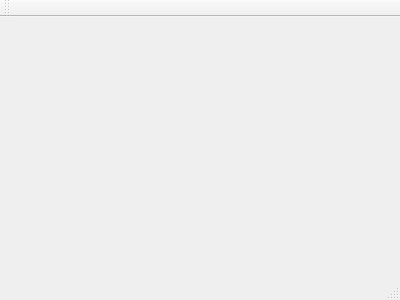
Old version of the form RailroProject/mainwindow.ui in the repository Jisu-Lee/RailroProject.
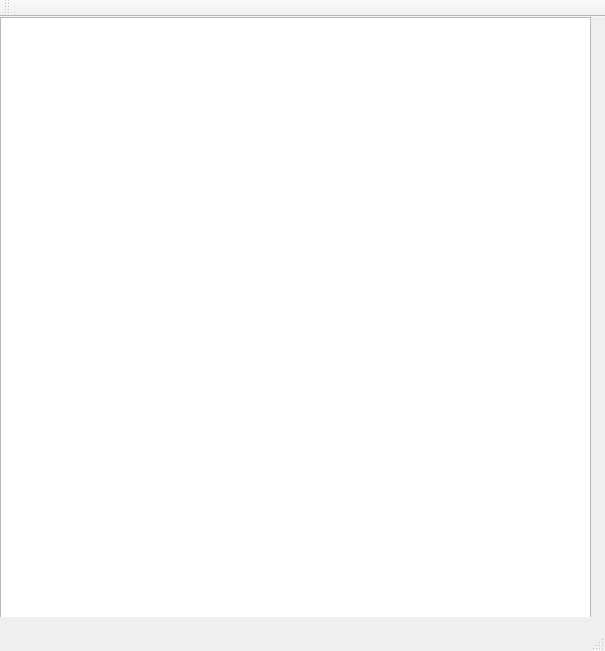
New version of the form.

Commit message: Added map to view

The edit to the form file:
```diff
--- a/RailroProject/mainwindow.ui
+++ b/RailroProject/mainwindow.ui
@@ -1,24 +1,98 @@
 <ui version="4.0">
  <class>MainWindow</class>
- <widget class="QMainWindow" name="MainWindow" >
-  <property name="geometry" >
+ <widget class="QMainWindow" name="MainWindow">
+  <property name="geometry">
    <rect>
     <x>0</x>
     <y>0</y>
-    <width>400</width>
-    <height>300</height>
+    <width>605</width>
+    <height>651</height>
    </rect>
   </property>
-  <property name="windowTitle" >
+  <property name="sizePolicy">
+   <sizepolicy hsizetype="Ignored" vsizetype="Ignored">
+    <horstretch>0</horstretch>
+    <verstretch>0</verstretch>
+   </sizepolicy>
+  </property>
+  <property name="windowTitle">
    <string>MainWindow</string>
   </property>
-  <widget class="QMenuBar" name="menuBar" />
-  <widget class="QToolBar" name="mainToolBar" />
-  <widget class="QWidget" name="centralWidget" />
-  <widget class="QStatusBar" name="statusBar" />
+  <widget class="QWidget" name="centralWidget">
+   <property name="sizePolicy">
+    <sizepolicy hsizetype="Ignored" vsizetype="Ignored">
+     <horstretch>0</horstretch>
+     <verstretch>0</verstretch>
+    </sizepolicy>
+   </property>
+   <property name="maximumSize">
+    <size>
+     <width>600</width>
+     <height>600</height>
+    </size>
+   </property>
+   <widget class="QGraphicsView" name="graphicsView">
+    <property name="geometry">
+     <rect>
+      <x>0</x>
+      <y>0</y>
+      <width>591</width>
+      <height>601</height>
+     </rect>
+    </property>
+    <property name="sizePolicy">
+     <sizepolicy hsizetype="Expanding" vsizetype="Expanding">
+      <horstretch>0</horstretch>
+      <verstretch>0</verstretch>
+     </sizepolicy>
+    </property>
+    <property name="minimumSize">
+     <size>
+      <width>411</width>
+      <height>251</height>
+     </size>
+    </property>
+    <property name="autoFillBackground">
+     <bool>true</bool>
+    </property>
+    <property name="backgroundBrush">
+     <brush brushstyle="SolidPattern">
+      <color alpha="255">
+       <red>0</red>
+       <green>0</green>
+       <blue>0</blue>
+      </color>
+     </brush>
+    </property>
+    <property name="alignment">
+     <set>Qt::AlignCenter</set>
+    </property>
+    <property name="cacheMode">
+     <set>QGraphicsView::CacheBackground</set>
+    </property>
+   </widget>
+  </widget>
+  <widget class="QMenuBar" name="menuBar">
+   <property name="geometry">
+    <rect>
+     <x>0</x>
+     <y>0</y>
+     <width>605</width>
+     <height>21</height>
+    </rect>
+   </property>
+  </widget>
+  <widget class="QToolBar" name="mainToolBar">
+   <attribute name="toolBarArea">
+    <enum>TopToolBarArea</enum>
+   </attribute>
+   <attribute name="toolBarBreak">
+    <bool>false</bool>
+   </attribute>
+  </widget>
+  <widget class="QStatusBar" name="statusBar"/>
  </widget>
- <layoutDefault spacing="6" margin="11" />
- <pixmapfunction></pixmapfunction>
+ <layoutdefault spacing="6" margin="11"/>
  <resources/>
  <connections/>
 </ui>
```
Left out of the diff: 1 changed line with no effect on the pictures. The commit also changes 5 other files.
